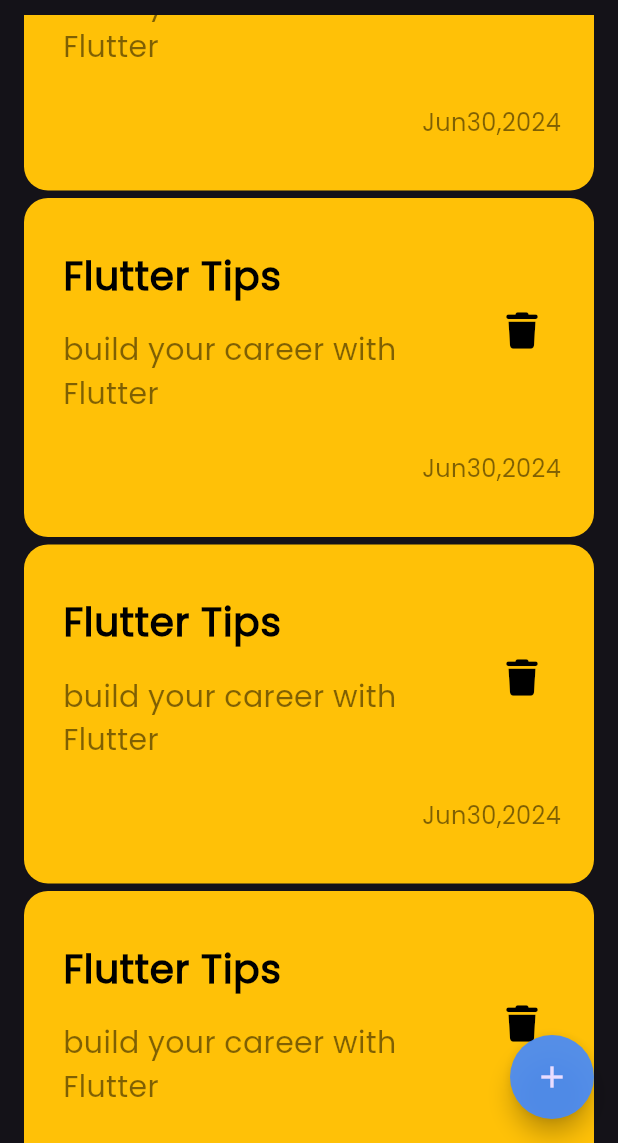
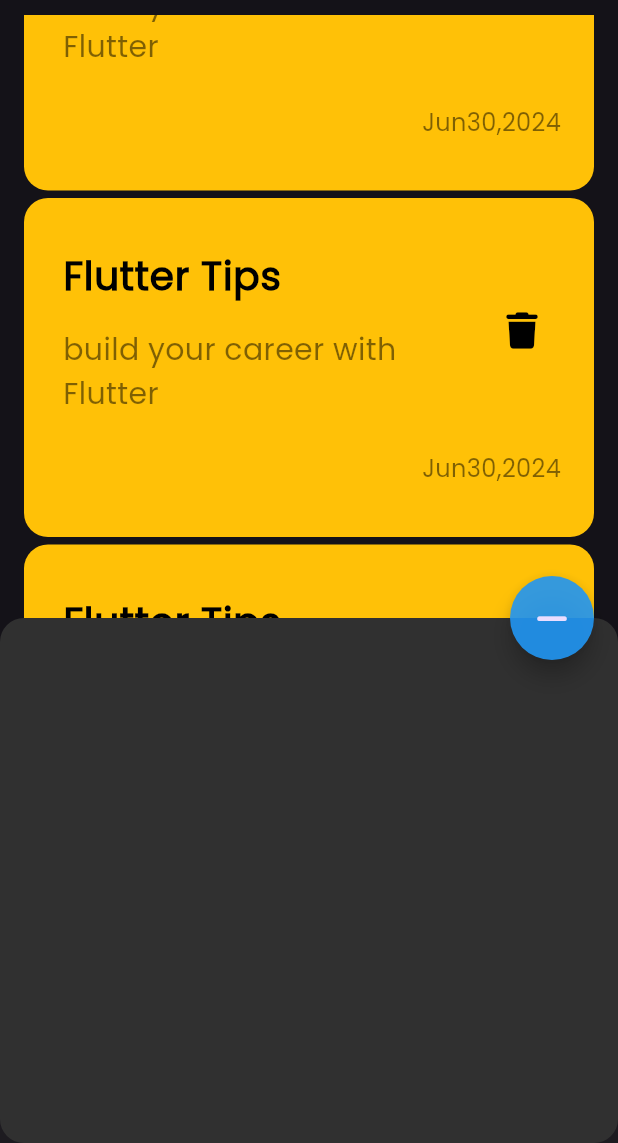
Before and after one commit to mohame12/Note_App, a Flutter app: the screen it shows after launch, scrolled down 576 dp, after a tap on the "add" icon, on a phone screen of 412 x 824 dp, the part 93-1236 px from its top. Run offline on Flutter 3.47's test engine with Material 3 defaults, Android fonts, the phone set to English and light mode, and no system bars; our stand-ins replace font_awesome_flutter.

Commit message:
Create BottomSheet By Clicking FAB

```diff
--- a/lib/main.dart
+++ b/lib/main.dart
@@ -11,13 +11,13 @@ class MyApp extends StatelessWidget {
   @override
   Widget build(BuildContext context) {
   return MaterialApp(
+    debugShowCheckedModeBanner: false,
+
     theme: ThemeData(
         brightness: Brightness.dark,
     fontFamily: 'Poppins'),
-
-    debugShowCheckedModeBanner: false,
     routes: {
-      NoteView.id:(context)=>const NoteView(),
+      NoteView.id:(context)=> const NoteView(),
     },
     initialRoute: NoteView.id,
   );
--- a/lib/views/note_view.dart
+++ b/lib/views/note_view.dart
@@ -1,25 +1,67 @@
+import 'package:flutter/cupertino.dart';
 import 'package:flutter/material.dart';
+import 'package:font_awesome_flutter/font_awesome_flutter.dart';
 import 'package:note_app/widgets/note_view_body.dart';
+import '../widgets/bottom_sheet_fab.dart';
 
-class NoteView extends StatelessWidget {
+class NoteView extends StatefulWidget {
   const NoteView({super.key});
 
   static const String id='HomeScreen';
+
+  @override
+  State<NoteView> createState() => _NoteViewState();
+}
+
+class _NoteViewState extends State<NoteView> {
+  GlobalKey<ScaffoldState> scaffoldkey=GlobalKey();
+  IconData icon=Icons.add;
+  bool isShown=false;
   @override
   Widget build(BuildContext context) {
     return   SafeArea(
       child: Scaffold(
+        key: scaffoldkey,
         body: const NoteViewBody(),
-        floatingActionButton: FloatingActionButton(
-          backgroundColor: Colors.blueAccent.withOpacity(0.9),
+
+        floatingActionButton: FloatingActionButton(onPressed: ()
+        {
+          onPressed(context);
+        },
           shape: RoundedRectangleBorder(
-              borderRadius: BorderRadius.circular(28)
+            borderRadius: BorderRadius.circular(28)
           ),
-
-          onPressed: (){},
-          child: const Icon(Icons.add ),
-        ),
+          backgroundColor: Colors.blue.withOpacity(0.9),
+          child:Icon(icon),),
       ),
     );
   }
+
+
+
+
+  void onPressed(BuildContext context) {
+     if(isShown==false) {
+      scaffoldkey.currentState?.showBottomSheet(
+            (context) =>
+          const BottomShetFAB(),).closed.then((e){
+        isShown=false;
+        setState(() {
+          icon=Icons.add;
+        });
+      });
+      isShown=true;
+      setState(() {
+        icon=FontAwesomeIcons.minus;
+      });
+    }else
+      {
+        Navigator.pop(context);
+        isShown=false;
+        setState(() {
+          icon=Icons.add;
+        });
+      }
+  }
+
 }
--- /dev/null
+++ b/lib/widgets/bottom_sheet_fab.dart
@@ -0,0 +1,18 @@
+import 'package:flutter/material.dart';
+class BottomShetFAB extends StatelessWidget {
+  const BottomShetFAB({
+    super.key,
+  });
+
+  @override
+  Widget build(BuildContext context) {
+    return Container(
+      height: 350,
+      decoration: BoxDecoration(
+          color: const Color(0xff303030),
+          borderRadius: BorderRadius.circular(16)
+      ),
+
+    );
+  }
+}
--- a/lib/widgets/list_view.dart
+++ b/lib/widgets/list_view.dart
@@ -7,7 +7,7 @@ class ListViewWidget extends StatelessWidget {
   @override
   Widget build(BuildContext context) {
     return  Expanded(child: Padding(
-      padding: const EdgeInsetsDirectional.only(top: 10),
+      padding: const EdgeInsetsDirectional.symmetric(vertical: 10),
       child: ListView.builder(
         physics: const BouncingScrollPhysics(),
         itemBuilder: (context, index) =>  const Padding(
--- a/lib/widgets/note_view_body.dart
+++ b/lib/widgets/note_view_body.dart
@@ -11,9 +11,7 @@ class NoteViewBody extends StatelessWidget {
       padding: EdgeInsetsDirectional.only(top: 16,start: 16,end: 16),
       child: Column(
         children: [
-
          CustomAppbar(),
-
           ListViewWidget()
         ],
       ),
```
Also changed, not shown: lib/consts/consts.dart (added).
